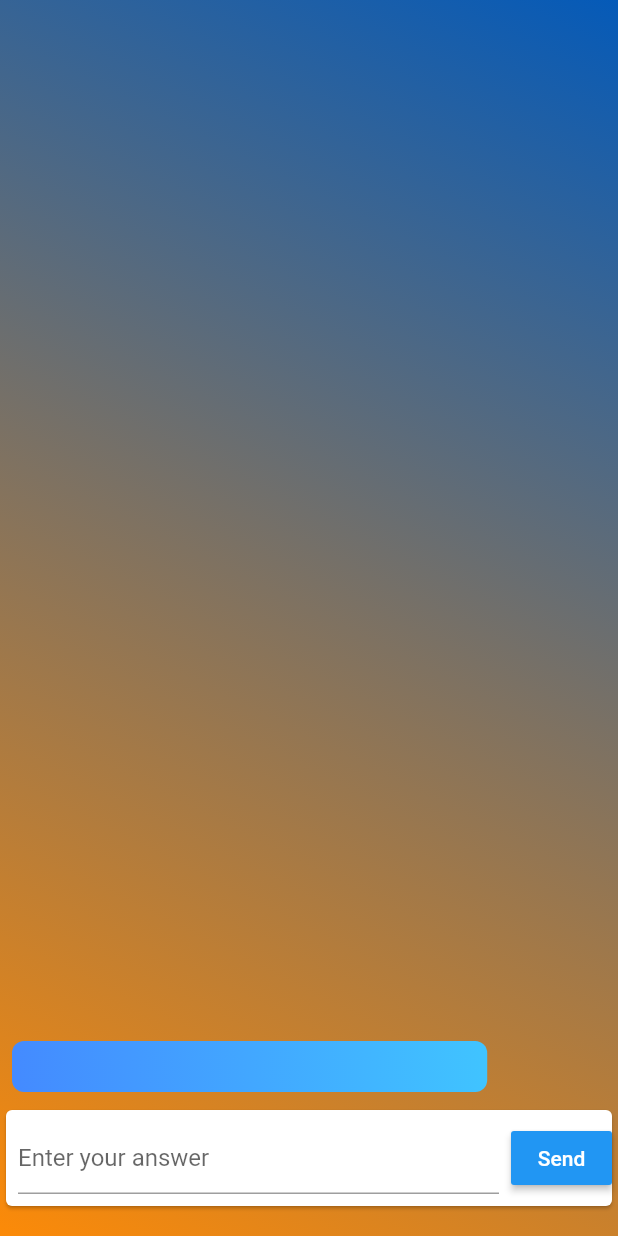
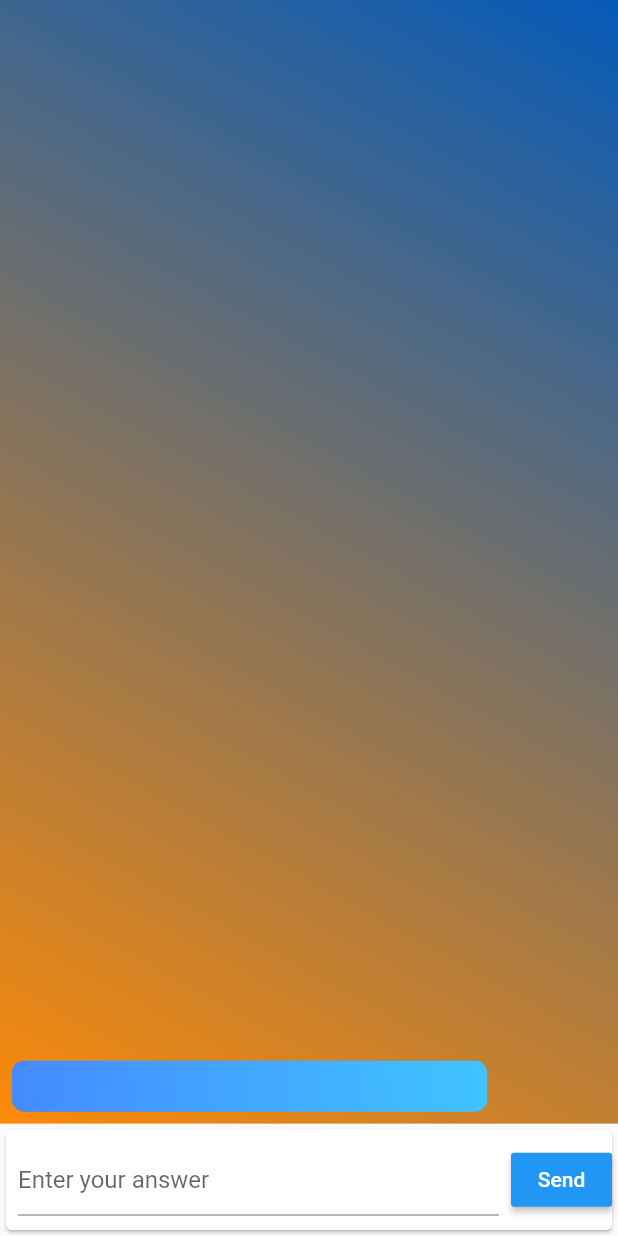
Before and after one commit to LisGein/LinguaShelf_mobile, a Flutter app: the ChatPage screen opened directly with empty values, on a phone screen of 412 x 824 dp. Run offline on Flutter 3.47's test engine with Material 2 defaults, Android fonts, the phone set to English and light mode, and no system bars.

```diff
--- a/lib/chatpage.dart
+++ b/lib/chatpage.dart
@@ -113,7 +113,20 @@ class _ChatPageState extends State<ChatPage> {
     }
 
     return
-       ListView.builder(
+
+      Container(
+        alignment: Alignment.bottomCenter,
+        decoration: const BoxDecoration(
+            gradient: LinearGradient(
+              begin: Alignment.topRight,
+              end: Alignment.bottomLeft,
+              colors: [
+                Color.fromARGB(250, 0, 87, 183),
+                Color.fromARGB(250, 252, 136, 3),
+              ],
+            )),
+
+         child: ListView.builder(
           scrollDirection: Axis.vertical,
           shrinkWrap: true,
             itemCount: w.length,
@@ -123,6 +136,7 @@ class _ChatPageState extends State<ChatPage> {
 
       ,
 
+    ),
        );
   }
 
@@ -141,13 +155,21 @@ class _ChatPageState extends State<ChatPage> {
                         Color.fromARGB(250, 252, 136, 3),
                       ],
                     )),
-                child: Column(
+                child: Scaffold(
+                  body: Stack(
+                    children: [
+                      Column(
                         mainAxisAlignment: MainAxisAlignment.end,
                         children: [
-                    chatViewer(),
-                    userInput(appState.openAI),
-                    Text(generated),
+                          Expanded(
+                            flex: 10,
+                              child: chatViewer()),
+                          Expanded(
+                              flex: 1,child: userInput(appState.openAI)),
                         ],
+                      ),
+                    ],
+                  ),
                 ),
               );},
             );
```
Lines whose indentation alone changed are shown as unchanged.
